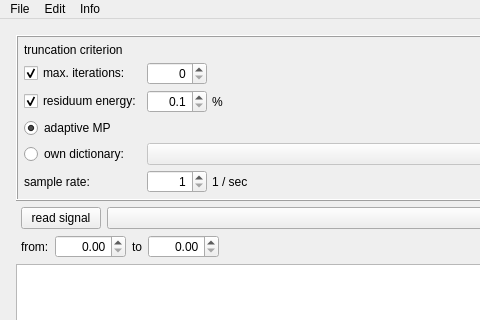
Old version of the form examples/matchingPursuit/mainwindow.ui in the repository mne-tools/mne-cpp; both pictures show x 0 to 480 and y 0 to 320 of the 1050 by 700 pixel window.
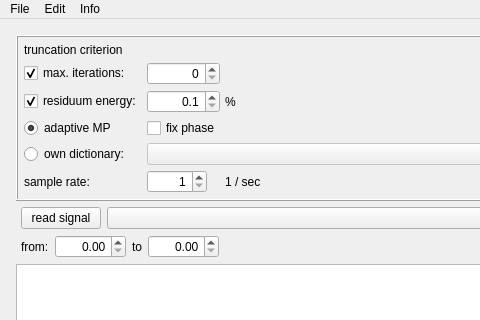
New version of the form. Icons and pictures are not drawn.

Commit message: new: fix phase mp, ToDo: recalc max_scalar_product

Patch:
```diff
--- a/examples/matchingPursuit/mainwindow.ui
+++ b/examples/matchingPursuit/mainwindow.ui
@@ -217,6 +217,13 @@
                </property>
               </widget>
              </item>
+             <item row="9" column="2">
+              <widget class="QCheckBox" name="chb_fix_phase">
+               <property name="text">
+                <string>fix phase</string>
+               </property>
+              </widget>
+             </item>
             </layout>
            </item>
           </layout>
```
The commit also changes 4 other files.
